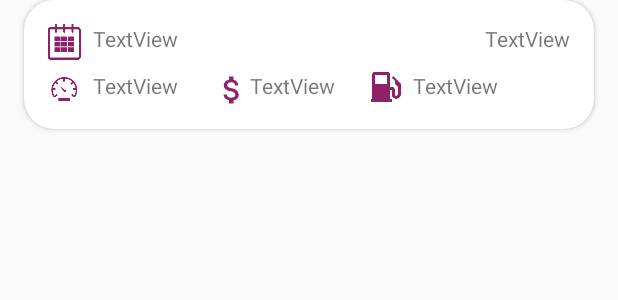
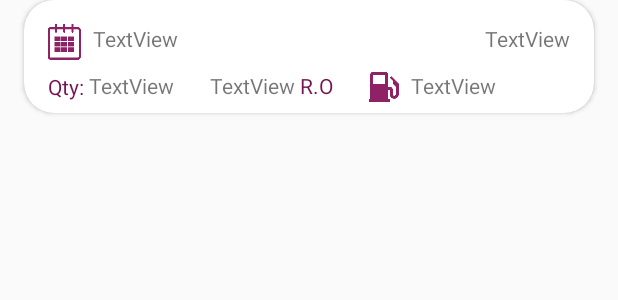
Before and after one commit to MaryamAhmed463/amlaak-app, an Android app: the layout driver_report_card_layout.xml on its own in the app's theme, with its tools: preview values and no code run, on a phone screen of 412 x 824 dp. Shown: the top 300 px of the screen. Run offline under Robolectric (Android 15) with nearby library versions, the phone set to English and light mode, and no system bars.

Commit message:
08-Dec-2020 2:57

```diff
--- a/app/src/main/java/com/example/amlaakapp/view/fragment/FuelRateFragment.java
+++ b/app/src/main/java/com/example/amlaakapp/view/fragment/FuelRateFragment.java
@@ -102,13 +102,13 @@ public class FuelRateFragment extends Fragment {
     }
 
     private void updateLabel_from() {
-        String myFormat = "dd/MM/yy"; //In which you need put here
+        String myFormat = "dd/MM/yyyy"; //In which you need put here
         SimpleDateFormat sdf = new SimpleDateFormat(myFormat, Locale.US);
 
         et_date_from.setText(sdf.format(calendar.getTime()));
     }
     private void updateLabel_to() {
-        String myFormat = "dd/MM/yy"; //In which you need put here
+        String myFormat = "dd/MM/yyyy"; //In which you need put here
         SimpleDateFormat sdf = new SimpleDateFormat(myFormat, Locale.US);
 
         et_date_to.setText(sdf.format(calendar.getTime()));
--- a/app/src/main/res/layout/driver_report_card_layout.xml
+++ b/app/src/main/res/layout/driver_report_card_layout.xml
@@ -54,7 +54,7 @@
                 android:layout_marginStart="24dp"
                 android:layout_marginLeft="24dp"
                 android:layout_marginTop="8dp"
-                app:layout_constraintStart_toEndOf="@+id/txt_amount"
+                app:layout_constraintStart_toEndOf="@+id/txt_RO"
                 app:layout_constraintTop_toBottomOf="@+id/img_calender_ic"
                 app:srcCompat="@drawable/station_ic" />
 
@@ -69,48 +69,24 @@
                 app:layout_constraintStart_toEndOf="@+id/img_station_ic"
                 app:layout_constraintTop_toBottomOf="@+id/txt_date" />
 
-            <ImageView
-                android:id="@+id/img_fuel_indeicator_ic"
-                android:layout_width="wrap_content"
-                android:layout_height="wrap_content"
-                android:layout_marginStart="16dp"
-                android:layout_marginLeft="16dp"
-                android:layout_marginTop="8dp"
-                android:layout_marginBottom="16dp"
-                app:layout_constraintBottom_toBottomOf="parent"
-                app:layout_constraintStart_toStartOf="parent"
-                app:layout_constraintTop_toBottomOf="@+id/img_calender_ic"
-                app:srcCompat="@drawable/fuel_indicator_ic" />
-
             <TextView
                 android:id="@+id/txt_volume"
                 android:layout_width="wrap_content"
                 android:layout_height="wrap_content"
-                android:layout_marginStart="8dp"
-                android:layout_marginLeft="8dp"
                 android:layout_marginTop="12dp"
                 android:text="TextView"
-                app:layout_constraintStart_toEndOf="@+id/img_fuel_indeicator_ic"
+                app:layout_constraintStart_toEndOf="@+id/txt_qty"
                 app:layout_constraintTop_toBottomOf="@+id/txt_date" />
-
-            <ImageView
-                android:id="@+id/img_amount"
-                android:layout_width="wrap_content"
-                android:layout_height="wrap_content"
-                android:layout_marginStart="24dp"
-                android:layout_marginLeft="24dp"
-                android:layout_marginTop="8dp"
-                app:layout_constraintStart_toEndOf="@+id/txt_volume"
-                app:layout_constraintTop_toBottomOf="@+id/img_calender_ic"
-                app:srcCompat="@drawable/ic_money" />
 
             <TextView
                 android:id="@+id/txt_amount"
                 android:layout_width="wrap_content"
                 android:layout_height="wrap_content"
+                android:layout_marginStart="24dp"
+                android:layout_marginLeft="24dp"
                 android:layout_marginTop="12dp"
                 android:text="TextView"
-                app:layout_constraintStart_toEndOf="@+id/img_amount"
+                app:layout_constraintStart_toEndOf="@+id/txt_volume"
                 app:layout_constraintTop_toBottomOf="@+id/txt_date" />
 
             <TextView
@@ -124,6 +100,30 @@
                 app:layout_constraintEnd_toEndOf="parent"
                 app:layout_constraintTop_toTopOf="parent" />
 
+            <TextView
+                android:id="@+id/txt_qty"
+                android:layout_width="wrap_content"
+                android:layout_height="wrap_content"
+                android:layout_marginStart="16dp"
+                android:layout_marginLeft="16dp"
+                android:layout_marginTop="8dp"
+                android:layout_marginBottom="8dp"
+                android:text="Qty: "
+                android:textColor="@color/colorPrimaryDark"
+                app:layout_constraintBottom_toBottomOf="parent"
+                app:layout_constraintStart_toStartOf="parent"
+                app:layout_constraintTop_toBottomOf="@+id/img_calender_ic" />
+
+            <TextView
+                android:id="@+id/txt_RO"
+                android:layout_width="wrap_content"
+                android:layout_height="wrap_content"
+                android:layout_marginTop="12dp"
+                android:text=" R.O"
+                android:textColor="@color/colorPrimaryDark"
+                app:layout_constraintStart_toEndOf="@+id/txt_amount"
+                app:layout_constraintTop_toBottomOf="@+id/txt_date" />
+
         </androidx.constraintlayout.widget.ConstraintLayout>
     </androidx.cardview.widget.CardView>
 </androidx.constraintlayout.widget.ConstraintLayout>
```
Also changed, not shown: app/src/main/java/com/example/amlaakapp/model/Invoice.java (+43 -0 lines), app/src/main/java/com/example/amlaakapp/view/fragment/BillDriverFragment.java (+106 -4 lines).
